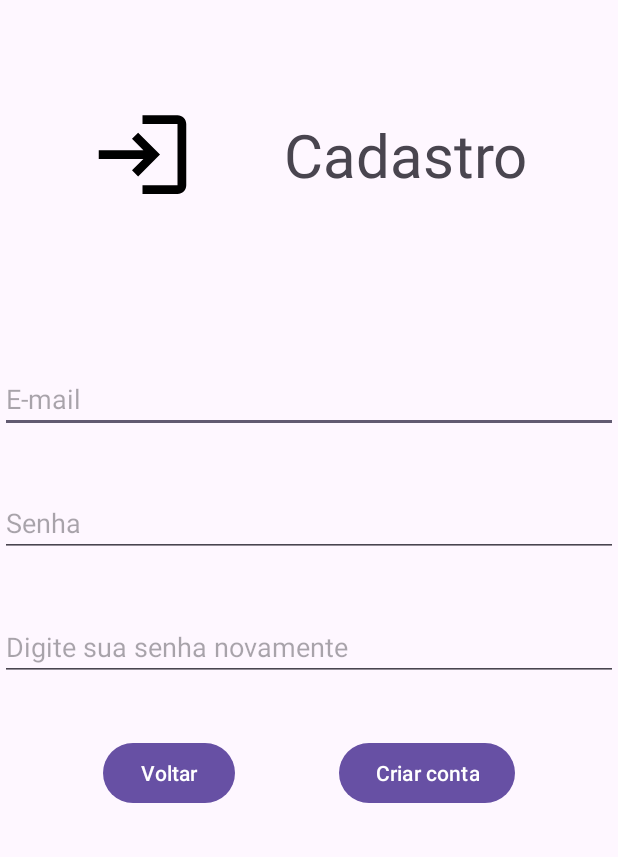
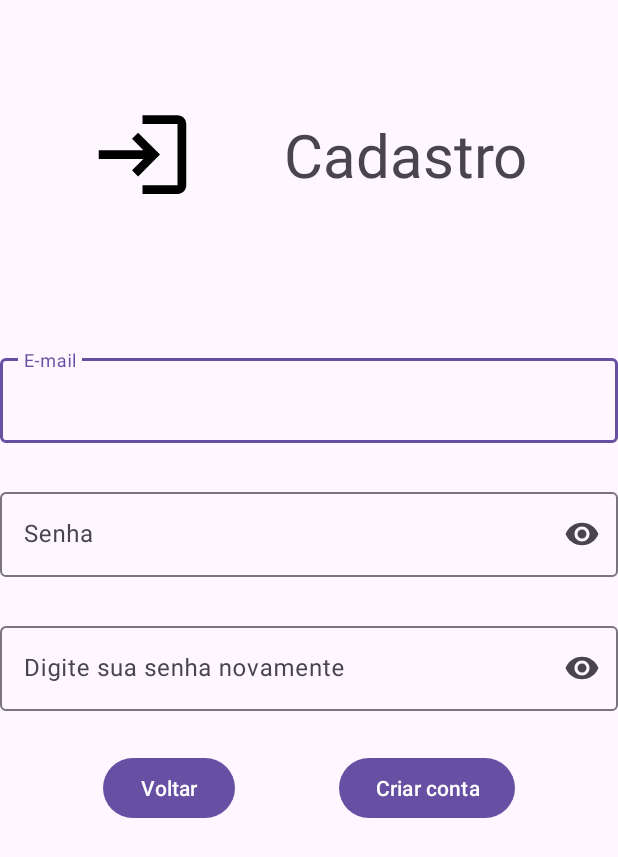
Before and after one commit to Matheus-Mantovani/micro-rede-social, an Android app: the SignUpActivity screen opened directly, with no data from a screen before it, on a phone screen of 412 x 824 dp. Shown: the top 857 px of the screen. Run offline under Robolectric (Android 15) with nearby library versions, the phone set to English and light mode, and no system bars; our stand-ins replace Firebase (no records; nobody signed in at launch, a user with empty details on screens opened directly); 1 statement that could not run was skipped.

Commit message:
mudança no layout de input de texto

```diff
--- a/app/src/main/res/layout/activity_signup.xml
+++ b/app/src/main/res/layout/activity_signup.xml
@@ -26,35 +26,59 @@
         app:layout_constraintStart_toEndOf="@id/ic_register"
         app:layout_constraintTop_toTopOf="parent" />
 
-    <EditText
-        android:id="@+id/input_email"
+    <com.google.android.material.textfield.TextInputLayout
+        android:id="@+id/input_email_container"
         android:layout_width="match_parent"
         android:layout_height="wrap_content"
-        android:hint="E-mail"
-        app:layout_constraintBottom_toTopOf="@id/input_password"
+        app:layout_constraintTop_toTopOf="@+id/guideline2"
+        app:layout_constraintStart_toStartOf="parent"
         app:layout_constraintEnd_toEndOf="parent"
-        app:layout_constraintStart_toStartOf="parent"
-        app:layout_constraintTop_toTopOf="@+id/guideline2" />
+        app:layout_constraintBottom_toTopOf="@+id/input_password_container">
 
-    <EditText
-        android:id="@+id/input_password"
+        <com.google.android.material.textfield.TextInputEditText
+            android:id="@+id/input_email"
+            android:layout_width="match_parent"
+            android:layout_height="wrap_content"
+            android:hint="E-mail"
+            android:inputType="textEmailAddress" />
+    </com.google.android.material.textfield.TextInputLayout>
+
+    <com.google.android.material.textfield.TextInputLayout
+        android:id="@+id/input_password_container"
         android:layout_width="match_parent"
         android:layout_height="wrap_content"
-        android:hint="Senha"
-        app:layout_constraintBottom_toTopOf="@id/input_confirm_password_"
+        app:endIconMode="password_toggle"
+        app:layout_constraintTop_toBottomOf="@id/input_email_container"
+        app:layout_constraintStart_toStartOf="parent"
         app:layout_constraintEnd_toEndOf="parent"
-        app:layout_constraintStart_toStartOf="parent"
-        app:layout_constraintTop_toBottomOf="@id/input_email" />
+        app:layout_constraintBottom_toTopOf="@id/input_confirm_password_container">
 
-    <EditText
-        android:id="@+id/input_confirm_password_"
+        <com.google.android.material.textfield.TextInputEditText
+            android:id="@+id/input_password"
+            android:layout_width="match_parent"
+            android:layout_height="wrap_content"
+            android:hint="Senha"
+            android:inputType="textPassword" />
+    </com.google.android.material.textfield.TextInputLayout>
+
+    <com.google.android.material.textfield.TextInputLayout
+        android:id="@+id/input_confirm_password_container"
         android:layout_width="match_parent"
         android:layout_height="wrap_content"
-        android:hint="Digite sua senha novamente"
-        app:layout_constraintBottom_toTopOf="@id/btn_criar_conta"
+        app:endIconMode="password_toggle"
+        app:layout_constraintTop_toBottomOf="@id/input_password_container"
+        app:layout_constraintStart_toStartOf="parent"
         app:layout_constraintEnd_toEndOf="parent"
-        app:layout_constraintStart_toStartOf="parent"
-        app:layout_constraintTop_toBottomOf="@id/input_password" />
+        app:layout_constraintBottom_toTopOf="@id/btn_criar_conta">
+
+        <com.google.android.material.textfield.TextInputEditText
+            android:id="@+id/input_confirm_password_"
+            android:layout_width="match_parent"
+            android:layout_height="wrap_content"
+            android:hint="Digite sua senha novamente"
+            android:inputType="textPassword" />
+    </com.google.android.material.textfield.TextInputLayout>
+
 
     <Button
         android:id="@+id/btn_criar_conta"
@@ -64,7 +88,7 @@
         app:layout_constraintBottom_toTopOf="@+id/guideline"
         app:layout_constraintEnd_toEndOf="parent"
         app:layout_constraintStart_toEndOf="@+id/btn_voltar"
-        app:layout_constraintTop_toBottomOf="@id/input_confirm_password_" />
+        app:layout_constraintTop_toBottomOf="@id/input_confirm_password_container" />
 
     <Button
         android:id="@+id/btn_voltar"
```
Also changed, not shown: app/src/main/res/layout/activity_login.xml (+25 -10 lines), app/src/main/res/layout/dialog_mudar_senha.xml (+38 -18 lines).
